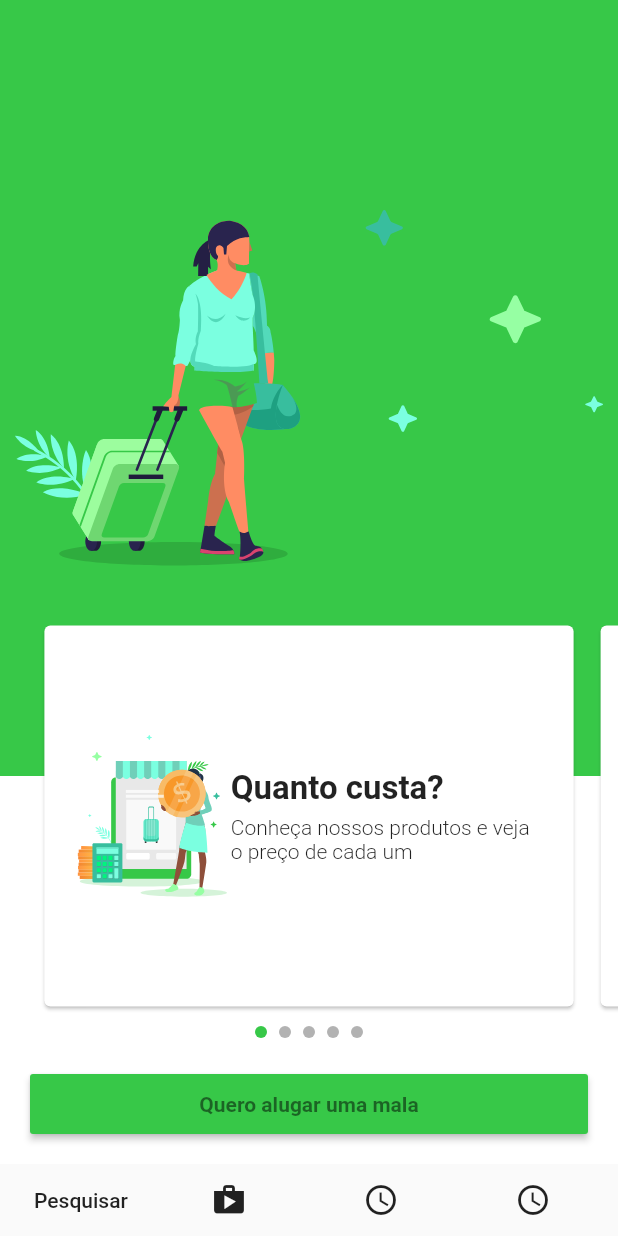
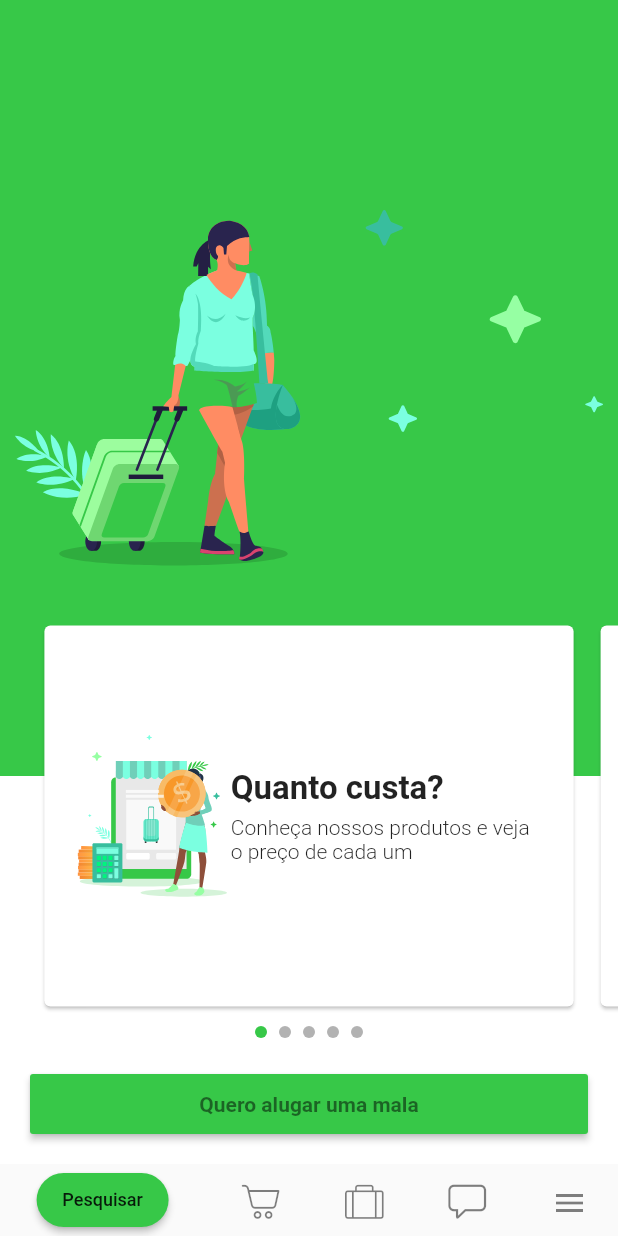
Before and after one commit to brunodarshan-zz/getmalas, a Flutter app: the HomeScreen screen opened directly, on a phone screen of 412 x 824 dp. Run offline on Flutter 3.47's test engine with Material 2 defaults, Android fonts, the phone set to English and light mode, and no system bars; our stand-ins replace flutter_svg.

Commit message:
add custom  bottombar

```diff
--- a/lib/screens/home.dart
+++ b/lib/screens/home.dart
@@ -2,6 +2,7 @@ import 'package:flutter/material.dart';
 import 'package:flutter_svg/flutter_svg.dart';
 import 'package:getmalas/components/shareds/indicator.dart';
 import 'package:getmalas/utils/colors.dart';
+import 'package:getmalas/utils/get_malas_icons_icons.dart';
 import 'package:getmalas/utils/texts.dart';
 
 import 'package:getmalas/components/home/slide_item.dart';
@@ -16,16 +17,22 @@ class HomeScreen extends StatelessWidget {
           ContentLayer()
         ],
       ),
-      bottomNavigationBar: Row(
+      bottomNavigationBar: Flex(
+        direction: Axis.horizontal,
         mainAxisAlignment: MainAxisAlignment.spaceAround,
-        children: <Widget>[
-          FlatButton(
-            child: Text('Pesquisar'),
-            onPressed: (){},
-          ),
-          FlatButton.icon(icon: Icon(Icons.shop), label: Container(height: 0.0,), onPressed: (){},),
-          FlatButton.icon(icon: Icon(Icons.access_time), label: Container(height: 0.0,), onPressed: (){},),
-          FlatButton.icon(icon: Icon(Icons.access_time), label: Container(height: 0.0,), onPressed: (){},)
+        mainAxisSize: MainAxisSize.min,
+        children: <Widget>[ RaisedButton(
+              child: Text('Pesquisar', style: TextStyle(fontSize: 12.0),),
+              color: AppColors.colorDefault,
+              onPressed: (){},
+              shape: RoundedRectangleBorder(
+                borderRadius: BorderRadius.circular(20.0)
+              ),
+            ),
+            IconButton(icon: GetMalasIcons.cart, onPressed: (){},),
+            IconButton(icon: GetMalasIcons.mala, onPressed: (){},),
+            IconButton(icon: GetMalasIcons.chat, onPressed: (){},),
+            IconButton(icon: Icons.menu, onPressed: (){},)
         ],
       ),
     );
@@ -133,3 +140,25 @@ class BottomLayer extends StatelessWidget {
   }
 
 }
+
+class IconButton extends StatelessWidget {
+  final IconData icon;
+  final Function onPressed;
+  final color;
+
+  const IconButton({Key key, this.icon, this.onPressed, this.color = null}) : super(key: key);
+
+  @override
+  Widget build(BuildContext context) {
+    return GestureDetector(
+      child: ConstrainedBox(
+        constraints: BoxConstraints(
+          maxHeight: 20.0,
+          maxWidth: 20.0
+        ),
+        child: Icon(icon, color: (color != null) ? color :  Color.fromRGBO(0, 0, 0, 0.5)),
+      ),
+      onTap: onPressed,
+    );
+  }
+}
```
